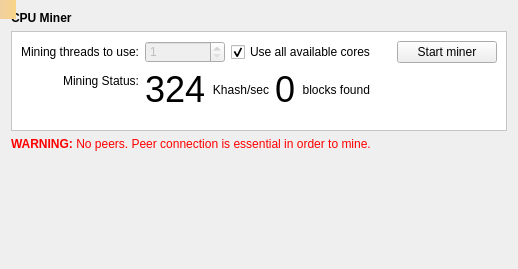
Old version of the form src/qt/forms/miningpage.ui in the repository litecoincash-project/ring.
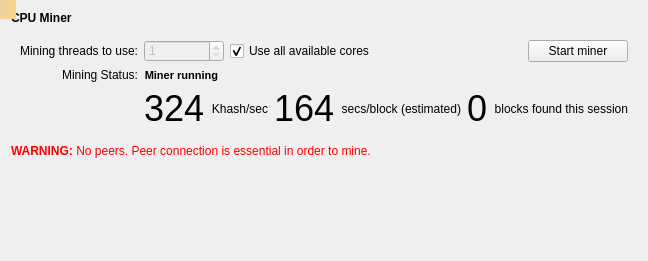
New version of the form. Icons and pictures are not drawn.

Commit message: Simple skinning system added, gettimetosolve RPC & UI added, mining statusbar icon, UI tweaks, subunit names corrected

```diff
--- a/src/qt/forms/miningpage.ui
+++ b/src/qt/forms/miningpage.ui
@@ -6,8 +6,8 @@
    <rect>
     <x>0</x>
     <y>0</y>
-    <width>518</width>
-    <height>269</height>
+    <width>637</width>
+    <height>261</height>
    </rect>
   </property>
   <property name="windowTitle">
@@ -41,17 +41,11 @@
        <height>100</height>
       </size>
      </property>
-     <property name="styleSheet">
-      <string notr="true">#miningForm{background:url(:/icons/mining_bg);
-background-repeat:no-repeat;
-background-position:bottom right;
-background-color:white;}</string>
-     </property>
      <property name="frameShape">
-      <enum>QFrame::StyledPanel</enum>
+      <enum>QFrame::NoFrame</enum>
      </property>
      <property name="frameShadow">
-      <enum>QFrame::Sunken</enum>
+      <enum>QFrame::Plain</enum>
      </property>
      <layout class="QFormLayout" name="formLayout_2">
       <property name="labelAlignment">
@@ -161,7 +155,7 @@
         </property>
        </widget>
       </item>
-      <item row="1" column="1">
+      <item row="2" column="1">
        <layout class="QHBoxLayout" name="horizontalLayout_10">
         <item>
          <widget class="QLabel" name="hashRateDisplayLabel">
@@ -183,6 +177,26 @@
           </property>
          </widget>
         </item>
+        <item>
+         <widget class="QLabel" name="timeToSolveDisplayLabel">
+          <property name="styleSheet">
+           <string notr="true">font-size: 36px;</string>
+          </property>
+          <property name="text">
+           <string>164</string>
+          </property>
+         </widget>
+        </item>
+        <item>
+         <widget class="QLabel" name="threadCountLabel_8">
+          <property name="text">
+           <string>secs/block (estimated)</string>
+          </property>
+          <property name="alignment">
+           <set>Qt::AlignRight|Qt::AlignTrailing|Qt::AlignVCenter</set>
+          </property>
+         </widget>
+        </item>
         <item>
          <widget class="QLabel" name="blocksFoundLabel">
           <property name="styleSheet">
@@ -196,7 +210,7 @@
         <item>
          <widget class="QLabel" name="threadCountLabel_5">
           <property name="text">
-           <string>blocks found</string>
+           <string>blocks found this session</string>
           </property>
           <property name="alignment">
            <set>Qt::AlignRight|Qt::AlignTrailing|Qt::AlignVCenter</set>
@@ -218,6 +232,40 @@
         </item>
        </layout>
       </item>
+      <item row="1" column="1">
+       <layout class="QHBoxLayout" name="horizontalLayout_14">
+        <item>
+         <widget class="QLabel" name="miningStatusLabel">
+          <property name="font">
+           <font>
+            <pointsize>8</pointsize>
+            <weight>75</weight>
+            <bold>true</bold>
+           </font>
+          </property>
+          <property name="text">
+           <string>Miner running</string>
+          </property>
+          <property name="alignment">
+           <set>Qt::AlignRight|Qt::AlignTrailing|Qt::AlignVCenter</set>
+          </property>
+         </widget>
+        </item>
+        <item>
+         <spacer name="horizontalSpacer_14">
+          <property name="orientation">
+           <enum>Qt::Horizontal</enum>
+          </property>
+          <property name="sizeHint" stdset="0">
+           <size>
+            <width>0</width>
+            <height>0</height>
+           </size>
+          </property>
+         </spacer>
+        </item>
+       </layout>
+      </item>
      </layout>
     </widget>
    </item>
```
The commit also changes 45 other files.
